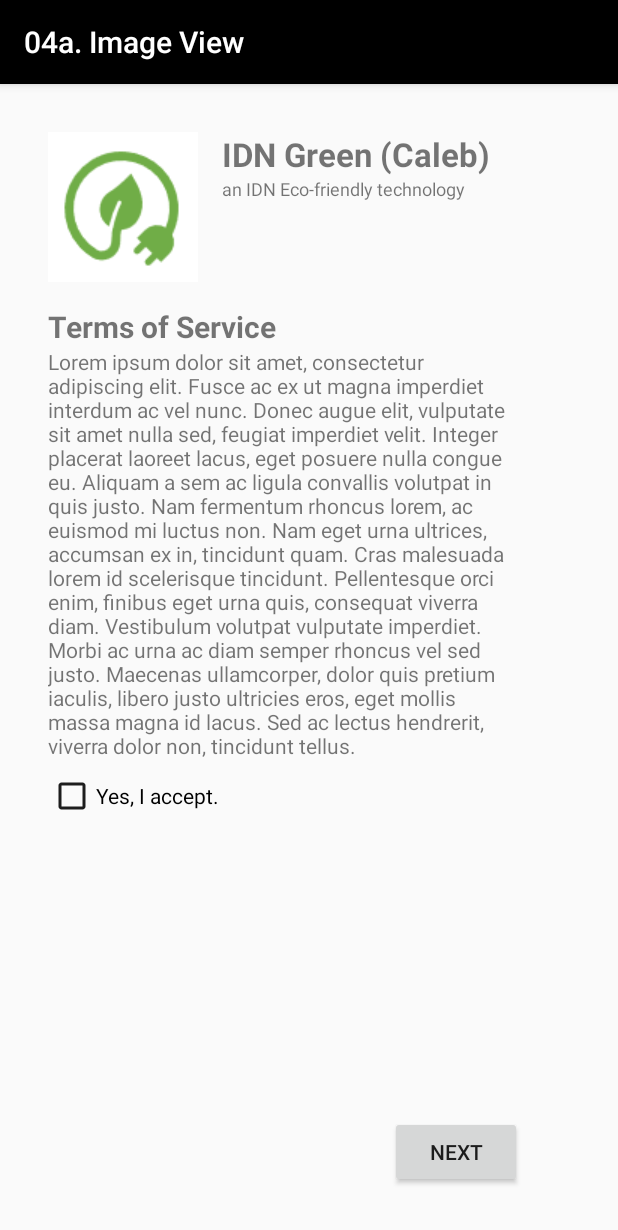
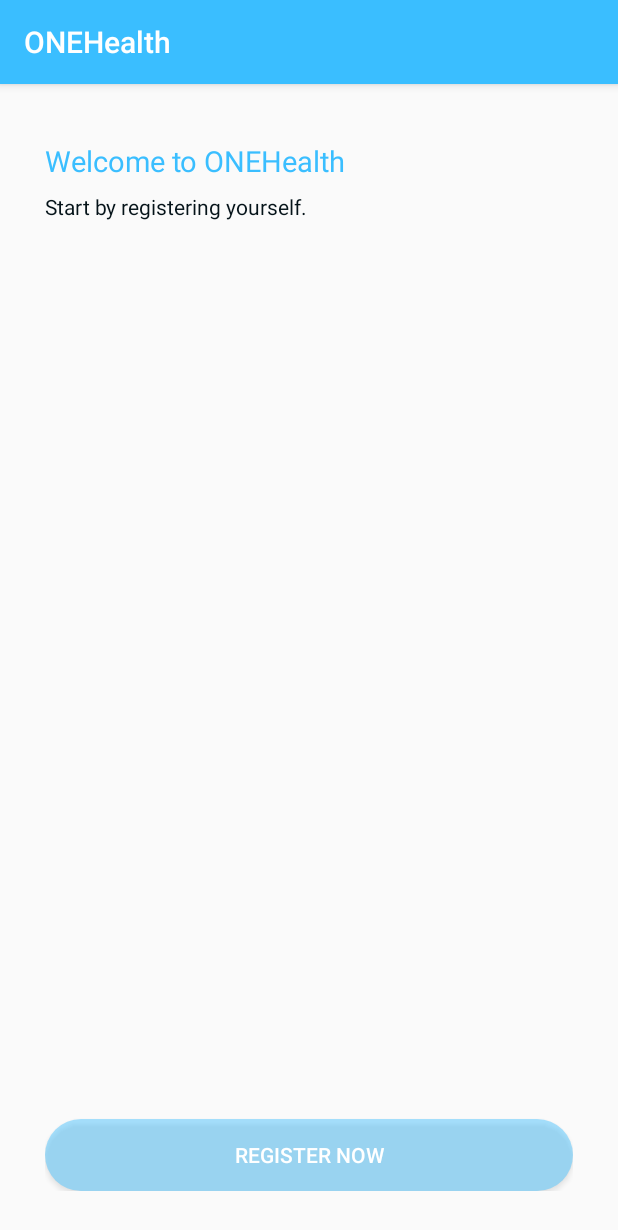
Before and after one commit to caleblipan/TheScheduler, an Android app: the screen it shows after launch (MainActivity), on a phone screen of 412 x 824 dp. Shown: the top 1230 px of the screen. Run offline under Robolectric (Android 15) with nearby library versions, the phone set to English and light mode, and no system bars.

Commit message:
Initial Commit

```diff
--- a/app/src/main/java/com/example/karl/myapplication/MainActivity.java
+++ b/app/src/main/java/com/example/karl/myapplication/MainActivity.java
@@ -1,14 +1,59 @@
 package com.example.karl.myapplication;
 
+import android.content.Context;
+import android.content.Intent;
+import android.graphics.Typeface;
 import android.support.v7.app.AppCompatActivity;
 import android.os.Bundle;
+import android.text.SpannableString;
+import android.text.Spanned;
+import android.text.style.StyleSpan;
+import android.widget.TextView;
+import android.view.View;
+import android.webkit.WebView;
+import android.webkit.WebViewClient;
+import android.widget.Button;
+import android.view.View.OnClickListener;
+import android.widget.AdapterView;
+import android.widget.ArrayAdapter;
+import android.widget.Spinner;
+import android.widget.Toast;
 
 public class MainActivity extends AppCompatActivity {
+	Button button;
+	TextView textView;
+
 	@Override
 	protected void onCreate(Bundle savedInstanceState) {
 		super.onCreate(savedInstanceState);
 		setContentView(R.layout.activity_main);
-		getSupportActionBar().setTitle("04a. Image View"); // for set actionbar title
 
+		getSupportActionBar().setTitle("ONEHealth");
+		addListenerOnButton();
+		// moveToSignUp();
+
+		// Next Button Sign In
+		/*
+		Button nextButtonSignIn = (Button)findViewById(R.id.nextButtonSignIn);
+    		nextButtonSignIn.setEnabled(false);
+		*/
+		// Next Button Sign Up
+		/*
+		Button nextButtonSignUp = (Button)findViewById(R.id.nextButtonSignUp);
+    		nextButtonSignUp.setEnabled(false);
+		*/
+	}
+
+	public void addListenerOnButton() {
+		final Context context = this;
+		button = (Button) findViewById(R.id.RegisterButton);
+
+		button.setOnClickListener(new OnClickListener() {
+			@Override
+			public void onClick(View arg0) {
+			    Intent intent = new Intent(context, RegisterForm.class);
+                            startActivity(intent);
+			}
+		});
 	}
 }
--- /dev/null
+++ b/app/src/main/res/drawable/button_rounded.xml
@@ -0,0 +1,6 @@
+<?xml version="1.0" encoding="utf-8" ?>
+<shape android:shape="rectangle"
+	xmlns:android="http://schemas.android.com/apk/res/android">
+	<solid android:color="#703abeff" />
+	<corners android:radius="30dp" />
+</shape>
--- a/app/src/main/res/layout/activity_main.xml
+++ b/app/src/main/res/layout/activity_main.xml
@@ -4,72 +4,42 @@
 	    xmlns:tools="http://schemas.android.com/tools"
 	    android:layout_width="match_parent"
 	    android:layout_height="match_parent"
-	    android:layout_marginEnd="32dp"
-	    android:paddingLeft="32dp"
-	    android:paddingTop="32dp"
-	    android:paddingRight="32dp"
-	    android:paddingBottom="32dp">
-	<ImageView
+	    android:paddingLeft="30dp"
+	    android:paddingTop="30dp"
+	    android:paddingRight="30dp"
+	    android:paddingBottom="30dp">
+	<TextView
 		android:layout_width="wrap_content"
         	android:layout_height="wrap_content"
-		android:id="@+id/imageView"
-        	app:layout_constraintLeft_toLeftOf="parent"
+		android:layout_marginTop="8dp"
+		android:layout_marginBottom="8dp"
+		android:text="Welcome to ONEHealth"
+		android:textSize="19sp"
+		android:textColor="#3abeff"
+		android:id="@+id/Title"
+        	app:layout_constraintStart_toStartOf="parent"
         	app:layout_constraintTop_toTopOf="parent"
-		android:src="@drawable/idn_green_logo_100x100px"
 	/>
 	<TextView
 		android:layout_width="wrap_content"
         	android:layout_height="wrap_content"
-		android:layout_marginLeft="16dp"
-		android:text="IDN Green (Caleb)"
-		android:textSize="22sp"
-		android:textStyle="bold"
-		android:id="@+id/IDNGreen"
-        	app:layout_constraintTop_toTopOf="parent"
-        	app:layout_constraintLeft_toRightOf="@id/imageView"
-	/>
-	<TextView
-		android:layout_width="wrap_content"
-        	android:layout_height="wrap_content"
-		android:layout_marginLeft="16dp"
-		android:text="an IDN Eco-friendly technology"
-		android:textSize="12sp"
-        	app:layout_constraintLeft_toRightOf="@id/imageView"
-        	app:layout_constraintTop_toBottomOf="@id/IDNGreen"
-	/>
-	<TextView
-		android:layout_width="wrap_content"
-        	android:layout_height="wrap_content"
-		android:layout_marginTop="16dp"
+		android:layout_marginTop="8dp"
 		android:layout_marginBottom="8dp"
-		android:text="Terms of Service"
-		android:textSize="20sp"
-		android:textStyle="bold"
-		android:id="@+id/Title"
-        	app:layout_constraintStart_toStartOf="parent"
-        	app:layout_constraintTop_toBottomOf="@id/imageView"
-	/>
-	<TextView
-		android:layout_width="wrap_content"
-        	android:layout_height="wrap_content"
-		android:id="@+id/Terms"
+		android:text="Start by registering yourself."
+		android:textSize="14sp"
+		android:textColor="#051319"
+		android:id="@+id/Caption"
         	app:layout_constraintStart_toStartOf="parent"
         	app:layout_constraintTop_toBottomOf="@id/Title"
-		android:text="Lorem ipsum dolor sit amet, consectetur adipiscing elit. Fusce ac ex ut magna imperdiet interdum ac vel nunc. Donec augue elit, vulputate sit amet nulla sed, feugiat imperdiet velit. Integer placerat laoreet lacus, eget posuere nulla congue eu. Aliquam a sem ac ligula convallis volutpat in quis justo. Nam fermentum rhoncus lorem, ac euismod mi luctus non. Nam eget urna ultrices, accumsan ex in, tincidunt quam. Cras malesuada lorem id scelerisque tincidunt. Pellentesque orci enim, finibus eget urna quis, consequat viverra diam. Vestibulum volutpat vulputate imperdiet. Morbi ac urna ac diam semper rhoncus vel sed justo. Maecenas ullamcorper, dolor quis pretium iaculis, libero justo ultricies eros, eget mollis massa magna id lacus. Sed ac lectus hendrerit, viverra dolor non, tincidunt tellus."
-	/>
-	<CheckBox
-		android:layout_width="wrap_content"
-        	android:layout_height="wrap_content"
-		android:layout_marginTop="8dp"
-        	app:layout_constraintStart_toStartOf="parent"
-        	app:layout_constraintTop_toBottomOf="@id/Terms"
-		android:text="Yes, I accept."
 	/>
 	<Button
-		android:layout_width="wrap_content"
+		android:layout_width="match_parent"
 		android:layout_height="wrap_content"
-		android:text="Next"
+		android:id="@+id/RegisterButton"
+		android:background="@drawable/button_rounded"
+		android:text="Register Now"
+		android:textColor="#ffffff"
+        	app:layout_constraintStart_toStartOf="parent"
         	app:layout_constraintBottom_toBottomOf="parent"
-        	app:layout_constraintRight_toRightOf="parent"
 	/>
 </android.support.constraint.ConstraintLayout>
--- a/app/src/main/res/values/styles.xml
+++ b/app/src/main/res/values/styles.xml
@@ -1,8 +1,8 @@
 <resources>
 	<style name="AppTheme" parent="Theme.AppCompat.Light.DarkActionBar">
-		<item name="colorPrimary">#000000</item>
-    		<item name="colorControlNormal">#1d1d1d</item>
-    		<item name="colorControlActivated">#1d1d1d</item>
-    		<item name="colorControlHighlight">#1d1d1d</item>
+		<item name="colorPrimary">#3abeff</item>
+    		<item name="colorControlNormal">#dedede</item>
+    		<item name="colorControlActivated">#3abeff</item>
+    		<item name="colorControlHighlight">#3abeff</item>
 	</style>
 </resources>
```
Also changed, not shown: app/src/main/AndroidManifest.xml (+6 -2 lines), app/src/main/java/com/example/karl/myapplication/RegisterForm.java (added, +54 -0 lines), app/src/main/java/com/example/karl/myapplication/SignIn.java (added, +36 -0 lines), app/src/main/res/layout/register_form.xml (added, +251 -0 lines), app/src/main/res/layout/sign_in.xml (added, +72 -0 lines), app/src/main/res/drawable/jumbotron.jpeg (added), app/src/main/res/drawable/list.png (added).
